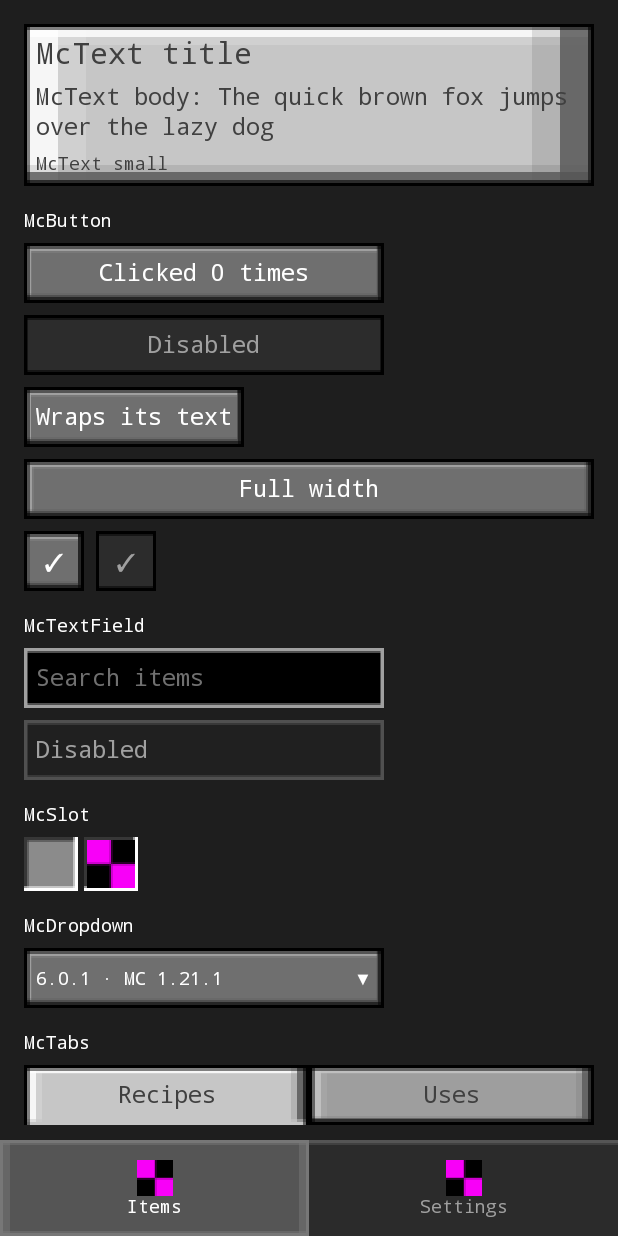
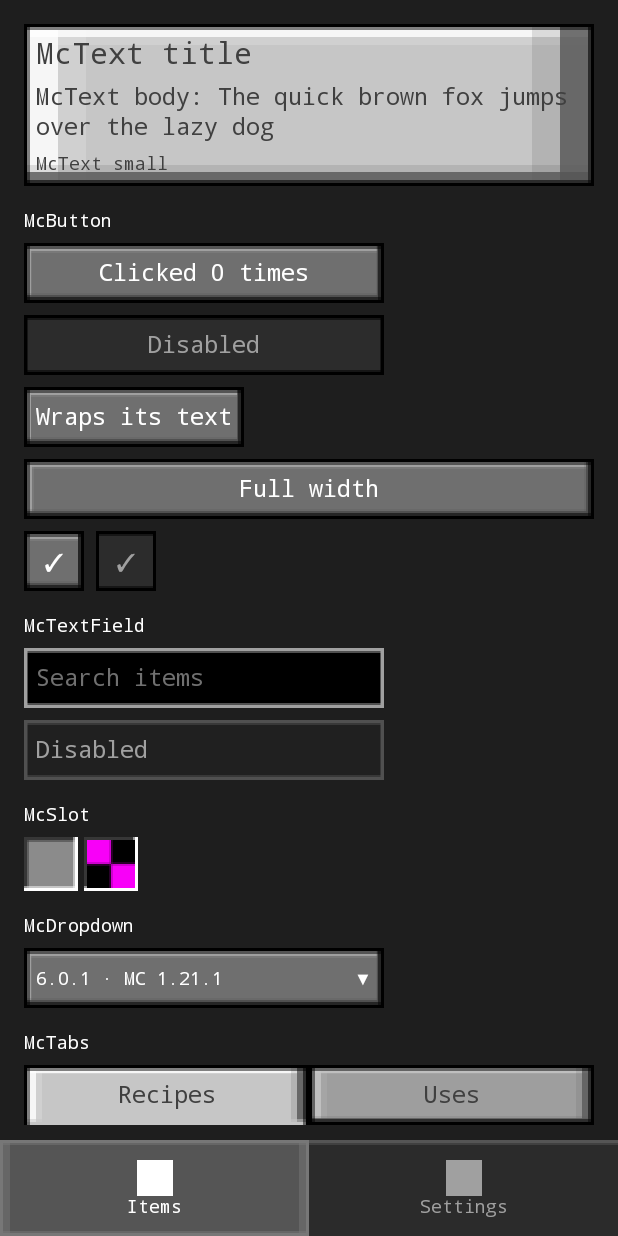
Before and after one commit to sagisolas/RecipeHost, an Android app built with Jetpack Compose: the @Preview function McGalleryPreview, on a phone screen of 412 x 824 dp. Run offline under Robolectric (Android 15) with nearby library versions, the phone set to English and light mode, and no system bars; our stand-ins replace Compose Multiplatform resources.

Commit message:
feat(ui): give the bottom bar tabs real icons
Items shows a grid icon and Settings a build icon in place of the missing texture. McBottomBar tints each icon with its label's colour.

```diff
--- a/shared/src/commonMain/kotlin/org/sagisolas/recipehost/ui/designsystem/McBottomBar.kt
+++ b/shared/src/commonMain/kotlin/org/sagisolas/recipehost/ui/designsystem/McBottomBar.kt
@@ -14,6 +14,7 @@ import androidx.compose.runtime.Composable
 import androidx.compose.runtime.Immutable
 import androidx.compose.ui.Alignment
 import androidx.compose.ui.Modifier
+import androidx.compose.ui.graphics.ColorFilter
 import androidx.compose.ui.graphics.painter.Painter
 import androidx.compose.ui.semantics.Role
 import androidx.compose.ui.semantics.selected
@@ -53,11 +54,18 @@ internal fun McBottomBar(
                 modifier = Modifier.weight(1f).fillMaxHeight().semantics { this.selected = selected },
                 role = Role.Tab,
             ) {
+                // The icon takes the label's colour, so either can come in any colour.
+                val color = if (selected) McTheme.colors.textOnDark else McTheme.colors.textDisabled
                 Column(horizontalAlignment = Alignment.CenterHorizontally) {
-                    Image(item.icon, contentDescription = null, modifier = Modifier.size(McDimens.BottomBarIconSize))
+                    Image(
+                        item.icon,
+                        contentDescription = null,
+                        modifier = Modifier.size(McDimens.BottomBarIconSize),
+                        colorFilter = ColorFilter.tint(color),
+                    )
                     McText(
                         text = item.label,
-                        color = if (selected) McTheme.colors.textOnDark else McTheme.colors.textDisabled,
+                        color = color,
                         style = McTheme.typography.small,
                         maxLines = 1,
                     )
```
Also changed, not shown: shared/src/commonMain/composeResources/drawable/ic_build.xml (added, +9 -0 lines), shared/src/commonMain/composeResources/drawable/ic_grid_view.xml (added, +9 -0 lines), shared/src/commonMain/kotlin/org/sagisolas/recipehost/ui/RootScaffold.kt (+8 -15 lines).
